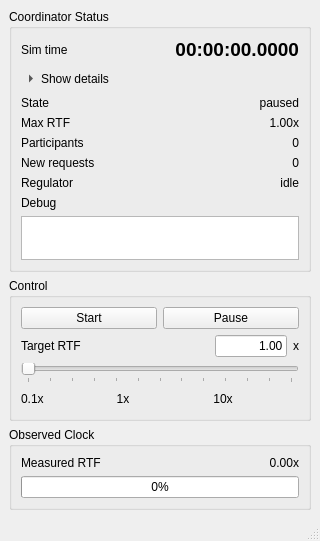
The window that src/fss_time/scripts/ui/time_coordinator.ui (shupx/FastSwarmSim) describes before a commit, drawn with Qt 5.
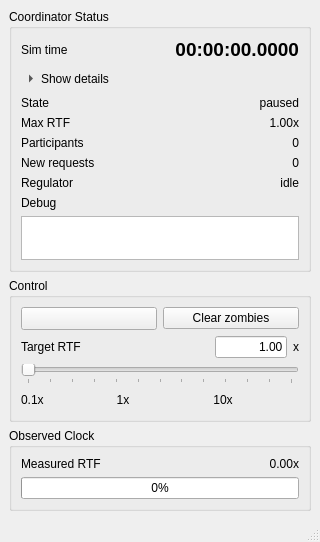
The same window after the commit.

Commit message: feat: add clear zombie participants functionality and related UI updates, improve auto unregister success rate

Diff of the .ui file:
```diff
--- a/src/fss_time/scripts/ui/time_coordinator.ui
+++ b/src/fss_time/scripts/ui/time_coordinator.ui
@@ -218,16 +218,37 @@
        <item>
         <layout class="QHBoxLayout" name="button_layout">
          <item>
-          <widget class="QPushButton" name="start_button">
-           <property name="text">
-            <string>Start</string>
+          <widget class="QToolButton" name="play_pause_button">
+           <property name="sizePolicy">
+            <sizepolicy hsizetype="Expanding" vsizetype="Fixed">
+             <horstretch>0</horstretch>
+             <verstretch>0</verstretch>
+            </sizepolicy>
+           </property>
+           <property name="toolTip">
+            <string>Start simulation</string>
+           </property>
+           <property name="toolButtonStyle">
+            <enum>Qt::ToolButtonIconOnly</enum>
+           </property>
+           <property name="autoRaise">
+            <bool>false</bool>
            </property>
           </widget>
          </item>
          <item>
-          <widget class="QPushButton" name="pause_button">
+          <widget class="QPushButton" name="clear_zombie_participants_button">
+           <property name="sizePolicy">
+            <sizepolicy hsizetype="Expanding" vsizetype="Fixed">
+             <horstretch>0</horstretch>
+             <verstretch>0</verstretch>
+            </sizepolicy>
+           </property>
+           <property name="toolTip">
+            <string>Remove participants that have stopped sending time requests</string>
+           </property>
            <property name="text">
-            <string>Pause</string>
+            <string>Clear zombies</string>
            </property>
           </widget>
          </item>
```
The commit also changes 10 other files.
